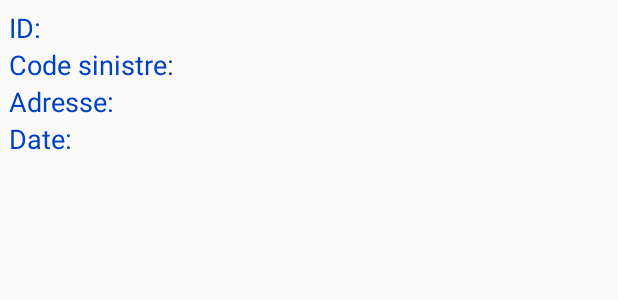
After one commit to tanguybernard/drone-project, an Android app: the layout intervention_details_fragment.xml on its own in the app's theme, with its tools: preview values and no code run, on a phone screen of 412 x 824 dp. The commit adds this screen. Shown: the top 300 px of the screen. Run offline under Robolectric (Android 15) with nearby library versions, the phone set to English and light mode, and no system bars.

Commit message:
choose intervention and go to details page

```diff
--- /dev/null
+++ b/FireDrone/app/src/main/res/layout/intervention_details_fragment.xml
@@ -0,0 +1,90 @@
+<?xml version="1.0" encoding="utf-8"?>
+<RelativeLayout xmlns:android="http://schemas.android.com/apk/res/android"
+    android:layout_width="fill_parent" android:layout_height="wrap_content"
+    android:orientation="vertical" android:padding="6dip"
+    android:descendantFocusability="blocksDescendants"
+    >
+
+
+    <TextView android:id="@+id/idLabel"
+        android:layout_width="wrap_content"
+        android:layout_height="wrap_content"
+        android:layout_alignParentTop="true"
+        android:text="ID: "
+        android:textColor="#0041c4"
+        android:textAppearance="?android:attr/textAppearanceMedium" />
+
+
+    <TextView android:id="@+id/idText"
+        android:layout_width="wrap_content"
+        android:layout_height="wrap_content"
+        android:layout_alignParentTop="true"
+        android:layout_toRightOf="@+id/idLabel"
+        android:text=" "
+        android:textColor="#0041c4"
+        android:textStyle="bold|italic"
+        android:textAppearance="?android:attr/textAppearanceMedium" />
+
+    <TextView android:id="@+id/sinisterCodeLabel"
+        android:layout_width="wrap_content"
+        android:layout_height="wrap_content"
+        android:layout_alignParentLeft="true"
+        android:layout_below="@+id/idLabel"
+        android:text="Code sinistre: "
+        android:textColor="#0041c4"
+        android:textAppearance="?android:attr/textAppearanceMedium" />
+
+    <TextView android:id="@+id/sinisterCodeText"
+        android:layout_width="wrap_content"
+        android:layout_height="wrap_content"
+        android:layout_alignBaseline="@+id/sinisterCodeLabel"
+        android:layout_alignBottom="@+id/sinisterCodeLabel"
+        android:layout_toRightOf="@+id/sinisterCodeLabel"
+        android:text=" "
+        android:textStyle="bold"
+        android:textColor="#b30707"
+        android:textAppearance="?android:attr/textAppearanceMedium" />
+
+
+    <TextView android:id="@+id/addressLabel"
+        android:layout_width="wrap_content"
+        android:layout_height="wrap_content"
+        android:layout_alignParentLeft="true"
+        android:layout_below="@+id/sinisterCodeLabel"
+        android:text="Adresse: "
+        android:textColor="#0041c4"
+        android:textAppearance="?android:attr/textAppearanceMedium" />
+
+    <TextView android:id="@+id/address"
+        android:layout_width="wrap_content"
+        android:layout_height="wrap_content"
+        android:layout_alignBaseline="@+id/addressLabel"
+        android:layout_alignBottom="@+id/addressLabel"
+        android:layout_toRightOf="@+id/addressLabel"
+        android:text=" "
+        android:textStyle="bold"
+        android:textColor="#b30707"
+        android:textAppearance="?android:attr/textAppearanceMedium" />
+
+    <TextView android:id="@+id/dateLabel"
+        android:layout_width="wrap_content"
+        android:layout_height="wrap_content"
+        android:layout_alignParentLeft="true"
+        android:layout_below="@+id/addressLabel"
+        android:text="Date: "
+        android:textColor="#0041c4"
+        android:textAppearance="?android:attr/textAppearanceMedium" />
+
+    <TextView android:id="@+id/date"
+        android:layout_width="wrap_content"
+        android:layout_height="wrap_content"
+        android:layout_alignBaseline="@+id/dateLabel"
+        android:layout_alignBottom="@+id/dateLabel"
+        android:layout_toRightOf="@+id/dateLabel"
+        android:text=" "
+        android:textStyle="bold"
+        android:textColor="#b30707"
+        android:textAppearance="?android:attr/textAppearanceMedium" />
+
+
+</RelativeLayout>
```
Also changed, not shown: FireDrone/app/src/main/java/projet/istic/fr/firedrone/DetailsInterventionFragment.java (added, +62 -0 lines), FireDrone/app/src/main/java/projet/istic/fr/firedrone/FicheFragment.java (+5 -29 lines).
